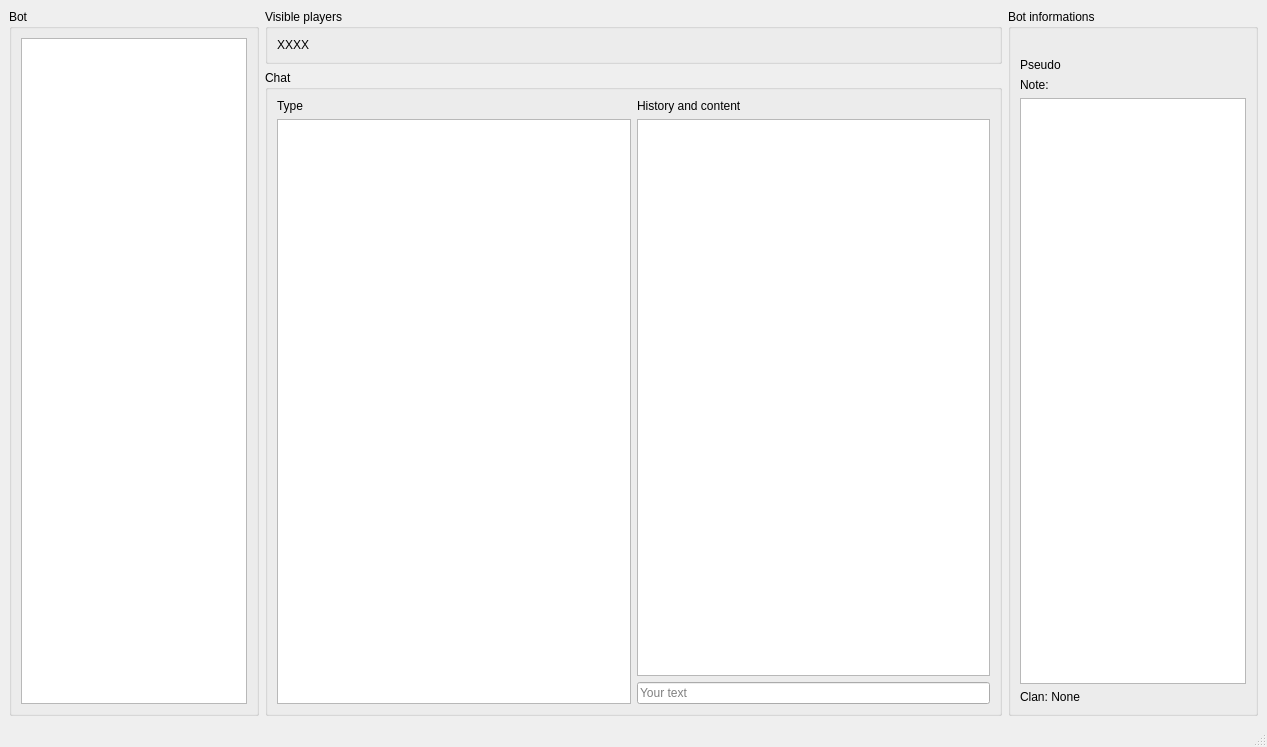
This is tools/bot-actions/SocialChat.ui in alphaonex86/CatchChallenger as Qt 5 draws it before an edit. The edited form follows.
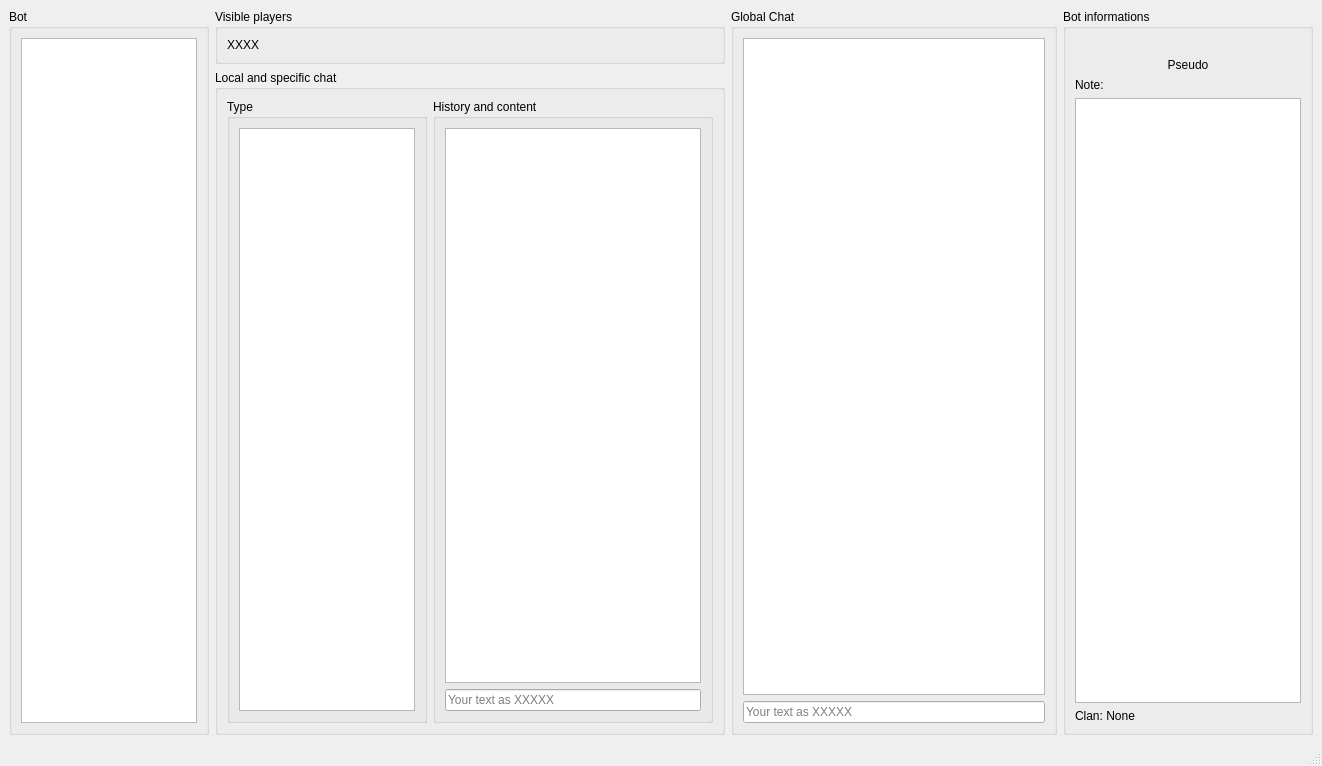
This is the edited form. Icons and pictures are not drawn.

Patch:
```diff
--- a/tools/bot-actions/SocialChat.ui
+++ b/tools/bot-actions/SocialChat.ui
@@ -6,8 +6,8 @@
    <rect>
     <x>0</x>
     <y>0</y>
-    <width>1267</width>
-    <height>747</height>
+    <width>1322</width>
+    <height>766</height>
    </rect>
   </property>
   <property name="windowTitle">
@@ -19,7 +19,7 @@
      <widget class="QGroupBox" name="groupBoxBot">
       <property name="maximumSize">
        <size>
-        <width>250</width>
+        <width>200</width>
         <height>16777215</height>
        </size>
       </property>
@@ -54,49 +54,70 @@
       <item>
        <widget class="QGroupBox" name="groupBoxChat">
         <property name="title">
-         <string>Chat</string>
+         <string>Local and specific chat</string>
         </property>
         <layout class="QHBoxLayout" name="horizontalLayout_2">
          <item>
-          <layout class="QVBoxLayout" name="verticalLayout_4">
-           <item>
-            <widget class="QLabel" name="label_3">
-             <property name="text">
+          <widget class="QGroupBox" name="groupBox_2">
+           <property name="maximumSize">
+            <size>
+             <width>200</width>
+             <height>16777215</height>
+            </size>
+           </property>
+           <property name="title">
               <string>Type</string>
              </property>
-            </widget>
-           </item>
+           <layout class="QVBoxLayout" name="verticalLayout_6">
            <item>
             <widget class="QListView" name="listViewChatType"/>
            </item>
           </layout>
+          </widget>
          </item>
          <item>
-          <layout class="QVBoxLayout" name="verticalLayout_3">
-           <item>
-            <widget class="QLabel" name="label_4">
-             <property name="text">
+          <widget class="QGroupBox" name="groupBox_3">
+           <property name="title">
               <string>History and content</string>
              </property>
-            </widget>
-           </item>
+           <layout class="QVBoxLayout" name="verticalLayout_3">
            <item>
             <widget class="QListView" name="listViewHistory"/>
            </item>
            <item>
             <widget class="QLineEdit" name="chat">
              <property name="placeholderText">
-              <string>Your text</string>
+               <string>Your text as XXXXX</string>
              </property>
             </widget>
            </item>
           </layout>
+          </widget>
          </item>
         </layout>
        </widget>
       </item>
      </layout>
     </item>
+    <item>
+     <widget class="QGroupBox" name="groupBox">
+      <property name="title">
+       <string>Global Chat</string>
+      </property>
+      <layout class="QVBoxLayout" name="verticalLayout_4">
+       <item>
+        <widget class="QTextEdit" name="globalChat"/>
+       </item>
+       <item>
+        <widget class="QLineEdit" name="globalChatText">
+         <property name="placeholderText">
+          <string>Your text as XXXXX</string>
+         </property>
+        </widget>
+       </item>
+      </layout>
+     </widget>
+    </item>
     <item>
      <widget class="QGroupBox" name="groupBoxInformations">
       <property name="maximumSize">
@@ -124,6 +145,9 @@
          <property name="text">
           <string>Pseudo</string>
          </property>
+         <property name="alignment">
+          <set>Qt::AlignCenter</set>
+         </property>
         </widget>
        </item>
        <item>
```
Left out of the diff: 6 changed lines with no effect on the pictures. Lines whose indentation alone changed are shown as unchanged.
